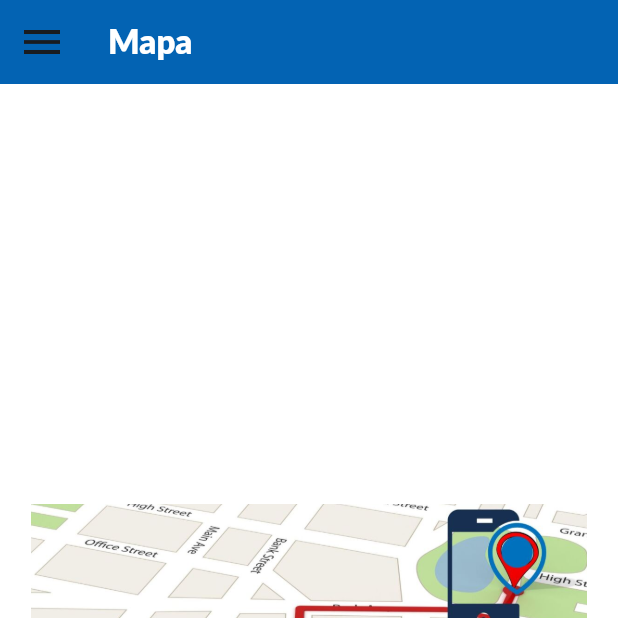
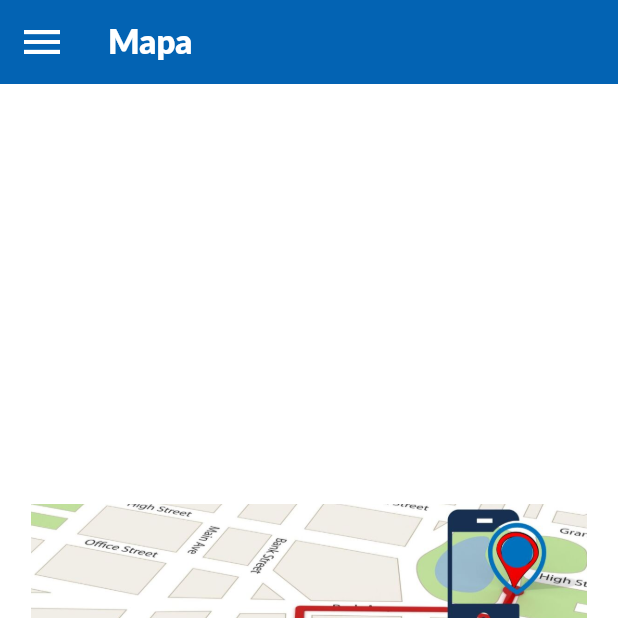
Before and after one commit to JoseHernandezVera/pharmacheck_app, a Flutter app: the MapPage screen opened directly, on a phone screen of 412 x 824 dp, the top half of it. Run offline on Flutter 3.47's test engine with Material 3 defaults, Android fonts, the phone set to English and light mode, and no system bars; our stand-ins replace audioplayers.

Commit message:
Se arreglo un cambio de color

```diff
--- a/lib/pages/map.dart
+++ b/lib/pages/map.dart
@@ -18,6 +18,7 @@ class MapPage extends StatelessWidget {
           style: TextStyle(color: Colors.white),
         ),
         backgroundColor: const Color.fromARGB(255, 3, 99, 179),
+        iconTheme: const IconThemeData(color: Colors.white),
         leading: Builder(
           builder: (context) => IconButton(
             icon: const Icon(Icons.menu, size: 32),
```
